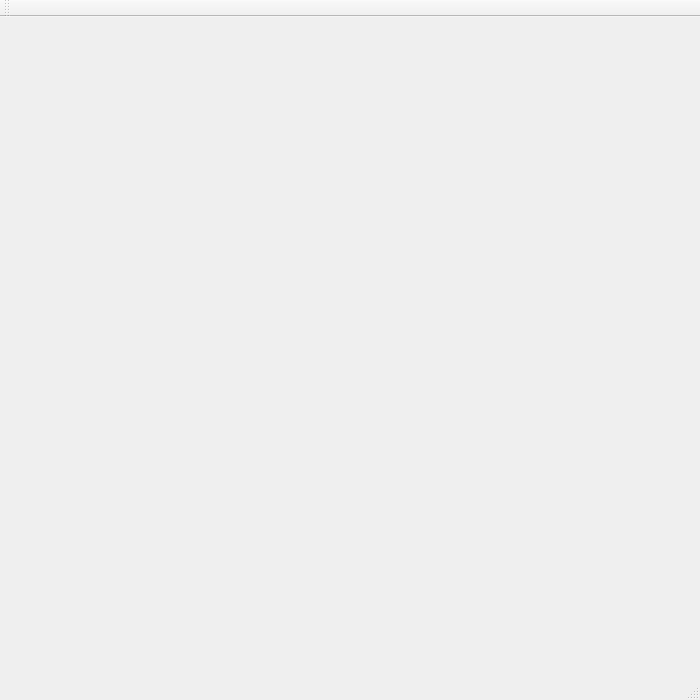
First picture: the form in MathleCommand/mainwindow.ui, repository pdarragh/CS3505_EducationalApp, before the edit.
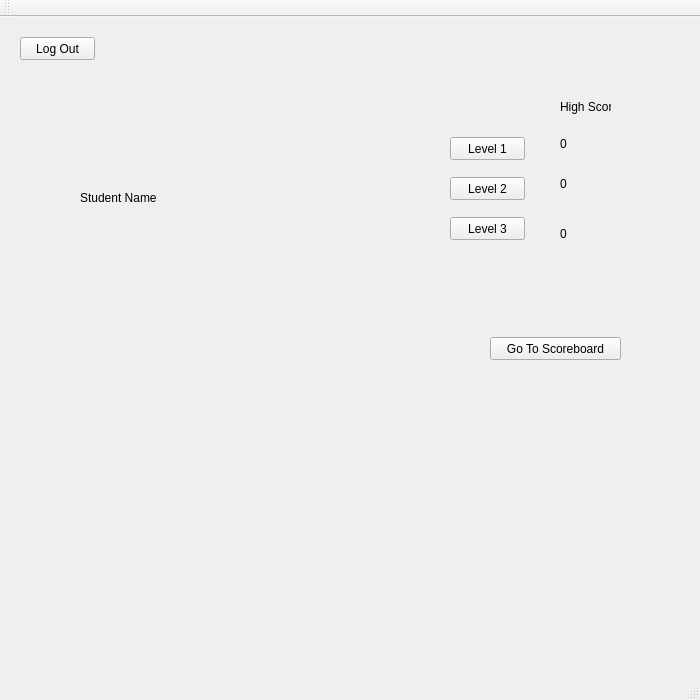
Second picture: the form after the edit.

Commit message:
Student View
added student view buttons and labels to the first page of the stacked
widget

The edit to the form file:
```diff
--- a/MathleCommand/mainwindow.ui
+++ b/MathleCommand/mainwindow.ui
@@ -23,7 +23,141 @@
       <height>700</height>
      </rect>
     </property>
-    <widget class="QWidget" name="page"/>
+    <widget class="QWidget" name="page">
+     <widget class="QLabel" name="studentNameLabel">
+      <property name="geometry">
+       <rect>
+        <x>80</x>
+        <y>150</y>
+        <width>241</width>
+        <height>61</height>
+       </rect>
+      </property>
+      <property name="styleSheet">
+       <string notr="true">font: 26pt &quot;MS Shell Dlg 2&quot;;</string>
+      </property>
+      <property name="text">
+       <string>Student Name</string>
+      </property>
+     </widget>
+     <widget class="QPushButton" name="level1Button">
+      <property name="geometry">
+       <rect>
+        <x>450</x>
+        <y>120</y>
+        <width>75</width>
+        <height>23</height>
+       </rect>
+      </property>
+      <property name="text">
+       <string>Level 1</string>
+      </property>
+     </widget>
+     <widget class="QPushButton" name="level2Button">
+      <property name="geometry">
+       <rect>
+        <x>450</x>
+        <y>160</y>
+        <width>75</width>
+        <height>23</height>
+       </rect>
+      </property>
+      <property name="text">
+       <string>Level 2</string>
+      </property>
+     </widget>
+     <widget class="QPushButton" name="level3Button">
+      <property name="geometry">
+       <rect>
+        <x>450</x>
+        <y>200</y>
+        <width>75</width>
+        <height>23</height>
+       </rect>
+      </property>
+      <property name="text">
+       <string>Level 3</string>
+      </property>
+     </widget>
+     <widget class="QPushButton" name="goToScoreBoardButton">
+      <property name="geometry">
+       <rect>
+        <x>490</x>
+        <y>320</y>
+        <width>131</width>
+        <height>23</height>
+       </rect>
+      </property>
+      <property name="text">
+       <string>Go To Scoreboard</string>
+      </property>
+     </widget>
+     <widget class="QPushButton" name="logOutButton">
+      <property name="geometry">
+       <rect>
+        <x>20</x>
+        <y>20</y>
+        <width>75</width>
+        <height>23</height>
+       </rect>
+      </property>
+      <property name="text">
+       <string>Log Out</string>
+      </property>
+     </widget>
+     <widget class="QLabel" name="highScoreLabel">
+      <property name="geometry">
+       <rect>
+        <x>560</x>
+        <y>80</y>
+        <width>51</width>
+        <height>20</height>
+       </rect>
+      </property>
+      <property name="text">
+       <string>High Score</string>
+      </property>
+     </widget>
+     <widget class="QLabel" name="level1Score">
+      <property name="geometry">
+       <rect>
+        <x>560</x>
+        <y>120</y>
+        <width>47</width>
+        <height>13</height>
+       </rect>
+      </property>
+      <property name="text">
+       <string>0</string>
+      </property>
+     </widget>
+     <widget class="QLabel" name="level2Score">
+      <property name="geometry">
+       <rect>
+        <x>560</x>
+        <y>160</y>
+        <width>47</width>
+        <height>13</height>
+       </rect>
+      </property>
+      <property name="text">
+       <string>0</string>
+      </property>
+     </widget>
+     <widget class="QLabel" name="level3Score">
+      <property name="geometry">
+       <rect>
+        <x>560</x>
+        <y>210</y>
+        <width>47</width>
+        <height>13</height>
+       </rect>
+      </property>
+      <property name="text">
+       <string>0</string>
+      </property>
+     </widget>
+    </widget>
     <widget class="QWidget" name="page_2"/>
     <widget class="QWidget" name="page_3"/>
    </widget>
```
Left out of the diff: 2 changed lines with no effect on the pictures. The commit also changes 4 other files.
